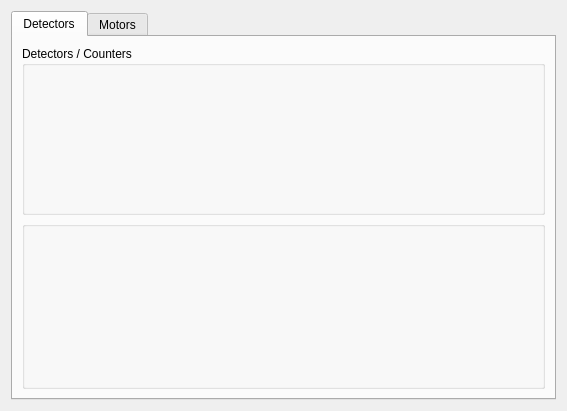
This is src/sophys/cli/extensions/ema/eds/base.ui in cnpem/sophys-cli-extensions as Qt 5 draws it before an edit. The edited form follows.
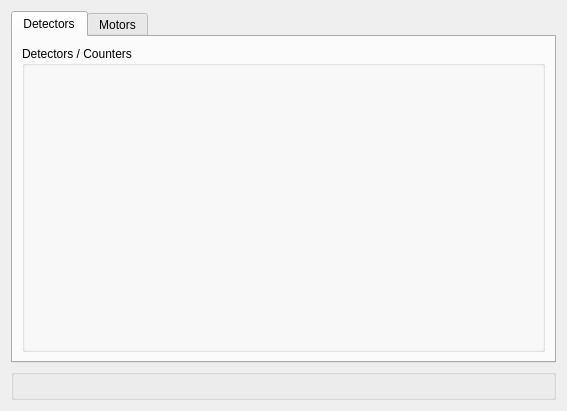
This is the edited form.

Commit message: fix(EMA): make main counter selector visible in all tabs on eds

```diff
--- a/src/sophys/cli/extensions/ema/eds/base.ui
+++ b/src/sophys/cli/extensions/ema/eds/base.ui
@@ -32,14 +32,6 @@
          <layout class="QGridLayout" name="gridLayout_2"/>
         </widget>
        </item>
-       <item row="1" column="0">
-        <widget class="QGroupBox" name="main_counter_area">
-         <property name="title">
-          <string/>
-         </property>
-         <layout class="QHBoxLayout" name="horizontalLayout"/>
-        </widget>
-       </item>
       </layout>
      </widget>
      <widget class="QWidget" name="motors_tab">
@@ -59,6 +51,14 @@
      </widget>
     </widget>
    </item>
+   <item>
+    <widget class="QGroupBox" name="main_counter_area">
+     <property name="title">
+      <string/>
+     </property>
+     <layout class="QHBoxLayout" name="horizontalLayout"/>
+    </widget>
+   </item>
   </layout>
  </widget>
  <resources/>
```
The commit also changes 1 other file.
